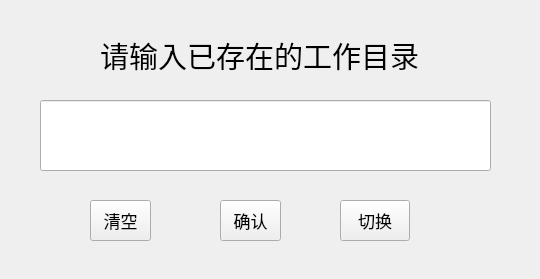
The window that createproject.ui (kagura114/NetCard) describes before a commit, drawn with Qt 5.
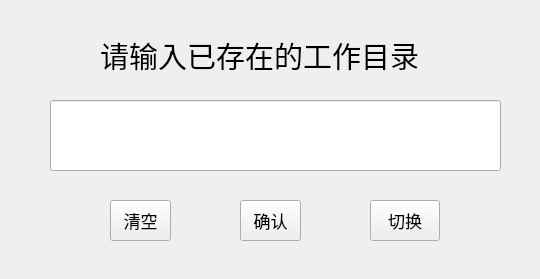
The same window after the commit.

What changed in the file:
```diff
--- a/createproject.ui
+++ b/createproject.ui
@@ -46,7 +46,7 @@
   <widget class="QLineEdit" name="Path">
    <property name="geometry">
     <rect>
-     <x>40</x>
+     <x>50</x>
      <y>100</y>
      <width>451</width>
      <height>71</height>
@@ -56,7 +56,7 @@
   <widget class="QPushButton" name="pushButton_2">
    <property name="geometry">
     <rect>
-     <x>90</x>
+     <x>110</x>
      <y>200</y>
      <width>61</width>
      <height>41</height>
@@ -74,7 +74,7 @@
   <widget class="QPushButton" name="Enter">
    <property name="geometry">
     <rect>
-     <x>220</x>
+     <x>240</x>
      <y>200</y>
      <width>61</width>
      <height>41</height>
@@ -93,7 +93,7 @@
   <widget class="QPushButton" name="Restart">
    <property name="geometry">
     <rect>
-     <x>340</x>
+     <x>370</x>
      <y>200</y>
      <width>70</width>
      <height>41</height>
```
